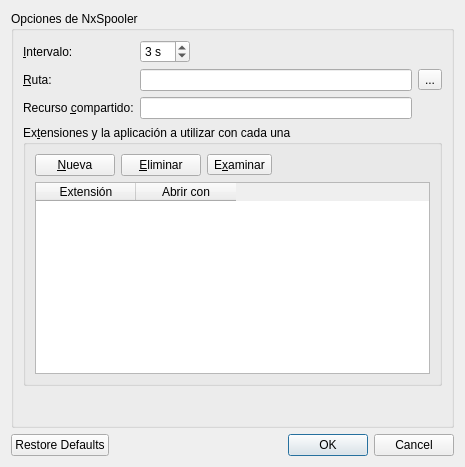
First picture: the form in trunk/optionsDialog.ui, repository BackupTheBerlios/nxspooler-svn, before the edit.
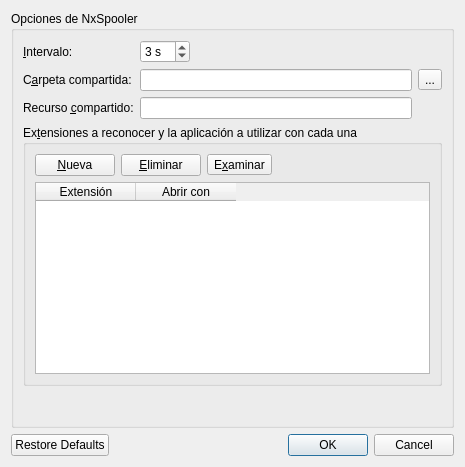
Second picture: the form after the edit. Icons and pictures are not drawn.

Commit message:
Varios cambios de nomenclatura.  Cambiado en la ventana principal: "Documentos PDF abiertos y borrados hasta ahora" por "Documentos abiertos y borrados hasta ahora por NxSpooler". También "Seleccione el visor de PDF" por "Seleccione el programa visor" cuando se abría un diálogo para elegir aplicación para una extensión determinada.
Varios cambios menores más.

Patch:
```diff
--- a/trunk/optionsDialog.ui
+++ b/trunk/optionsDialog.ui
@@ -71,7 +71,7 @@
       <item row="1" column="0">
        <widget class="QLabel" name="label_path">
         <property name="text">
-         <string>&amp;Ruta:</string>
+         <string>C&amp;arpeta compartida:</string>
         </property>
         <property name="buddy">
          <cstring>m_path</cstring>
@@ -148,7 +148,7 @@
       <item row="3" column="0" rowspan="2" colspan="3">
        <widget class="QGroupBox" name="groupBox_2">
         <property name="title">
-         <string>Ex&amp;tensiones y la aplicación a utilizar con cada una</string>
+         <string>Ex&amp;tensiones a reconocer y la aplicación a utilizar con cada una</string>
         </property>
         <layout class="QGridLayout" name="gridLayout_2">
          <item row="0" column="0">
```
Left out of the diff: 9 changed lines with no effect on the pictures. The commit also changes 3 other files.
